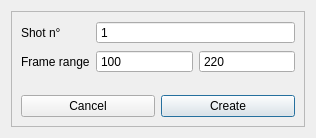
First picture: the form in App/ui_files/shot_creation_dialog.ui, repository Wizard-collab/Wizard, before the edit.
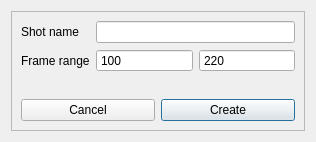
Second picture: the form after the edit.

Commit message: Shot names can be letters

What changed in the file:
```diff
--- a/App/ui_files/shot_creation_dialog.ui
+++ b/App/ui_files/shot_creation_dialog.ui
@@ -7,7 +7,7 @@
     <x>0</x>
     <y>0</y>
     <width>316</width>
-    <height>138</height>
+    <height>142</height>
    </rect>
   </property>
   <property name="windowTitle">
@@ -31,7 +31,7 @@
         <item row="0" column="0">
          <widget class="QLabel" name="label_3">
           <property name="text">
-           <string>Shot n°</string>
+           <string>Shot name</string>
           </property>
          </widget>
         </item>
@@ -76,17 +76,7 @@
          </layout>
         </item>
         <item row="0" column="1">
-         <widget class="QSpinBox" name="shote_name_spinBox">
-          <property name="buttonSymbols">
-           <enum>QAbstractSpinBox::NoButtons</enum>
-          </property>
-          <property name="minimum">
-           <number>1</number>
-          </property>
-          <property name="maximum">
-           <number>10000</number>
-          </property>
-         </widget>
+         <widget class="QLineEdit" name="shot_name_lineEdit"/>
         </item>
        </layout>
       </item>
```
The commit also changes 2 other files.
